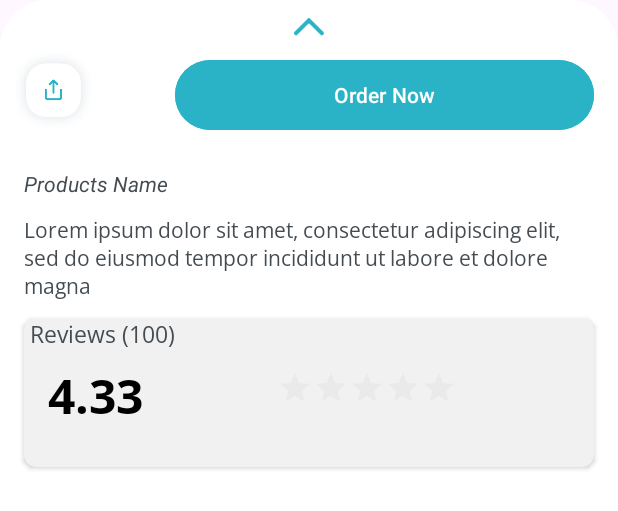
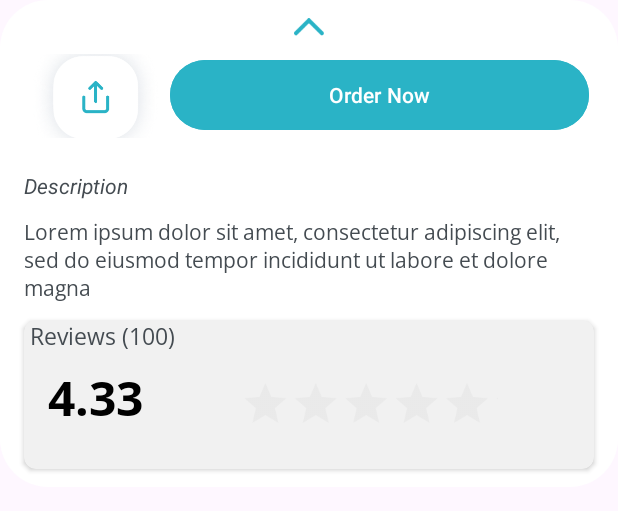
Before and after one commit to MesumAli2/NanoHealthSuite, an Android app: the layout fragment_entry_dialog.xml on its own in the app's theme, with its tools: preview values and no code run, on a phone screen of 412 x 824 dp. Shown: the top 511 px of the screen. Run offline under Robolectric (Android 15) with nearby library versions, the phone set to English and light mode, and no system bars; network calls fail; Roboto replaces fonts that are not available here.

Commit message:
Detail Fragment Completed

```diff
--- a/app/src/main/res/layout/fragment_details.xml
+++ b/app/src/main/res/layout/fragment_details.xml
@@ -12,7 +12,6 @@
         android:id="@+id/product_image"
         android:layout_width="wrap_content"
         android:layout_height="wrap_content"
-        android:scaleType="centerCrop"
         android:src="@drawable/background"
         app:layout_constraintEnd_toEndOf="parent"
         app:layout_constraintStart_toStartOf="parent"
--- a/app/src/main/res/layout/fragment_entry_dialog.xml
+++ b/app/src/main/res/layout/fragment_entry_dialog.xml
@@ -9,7 +9,7 @@
     android:layout_width="match_parent"
     android:layout_marginBottom="8dp"
     android:background="@drawable/rounded_dialog"
-    android:layout_height="match_parent">
+    android:layout_height="wrap_content">
 
     <androidx.constraintlayout.widget.ConstraintLayout
         android:layout_width="match_parent"
@@ -30,38 +30,49 @@
 
 
         <ImageView
-            android:layout_width="56dp"
-            android:layout_height="55dp"
-            android:layout_marginTop="4dp"
-            android:layout_marginStart="8dp"
+            android:id="@+id/iv_share"
+            android:layout_width="90dp"
+            android:layout_height="56dp"
+            android:layout_marginStart="16dp"
+            android:layout_marginTop="8dp"
+            android:padding="2dp"
+            android:scaleType="centerCrop"
             android:src="@drawable/sharebutton"
+            app:layout_constraintBottom_toTopOf="@+id/tv_desc"
+            app:layout_constraintEnd_toStartOf="@+id/btn_order"
+            app:layout_constraintHorizontal_bias="0.0"
             app:layout_constraintStart_toStartOf="parent"
-            app:layout_constraintTop_toBottomOf="@+id/iv_state" />
+            app:layout_constraintTop_toBottomOf="@+id/iv_state"
+            app:layout_constraintVertical_bias="0.0" />
+
         <com.google.android.material.button.MaterialButton
             android:id="@+id/btn_order"
             android:layout_width="279dp"
             android:layout_height="54.7dp"
+            android:layout_marginHorizontal="16dp"
+            android:layout_marginTop="8dp"
+app:layout_constraintStart_toEndOf="@id/iv_share"
+            android:layout_marginEnd="16dp"
+            android:backgroundTint="#2AB3C6"
             android:text="Order Now"
-            android:layout_marginHorizontal="16dp"
-
-            android:backgroundTint="#2AB3C6"
-            android:layout_marginEnd="16dp"
-            android:layout_marginTop="8dp"
+            android:textColor="@color/white"
             app:layout_constraintEnd_toEndOf="parent"
             app:layout_constraintTop_toBottomOf="@id/iv_state" />
 
         <TextView
-            android:id="@+id/tv_name"
+            android:id="@+id/tv_desc"
             android:layout_width="wrap_content"
             android:layout_height="wrap_content"
             android:layout_marginTop="22dp"
             android:fontFamily="sans-serif"
+
             android:layout_marginHorizontal="16dp"
-            android:text="Products Name"
+            android:text="@string/description"
             android:textColor="#444B51"
             android:textStyle="italic"
             app:layout_constraintStart_toStartOf="parent"
-            app:layout_constraintTop_toBottomOf="@id/btn_order" />
+            app:layout_constraintTop_toBottomOf="@id/iv_share"
+            />
 
         <TextView
             android:id="@+id/tv_description"
@@ -74,7 +85,7 @@
             android:textColor="#444B51"
             app:layout_constraintEnd_toEndOf="parent"
             app:layout_constraintStart_toStartOf="parent"
-            app:layout_constraintTop_toBottomOf="@id/tv_name" />
+            app:layout_constraintTop_toBottomOf="@id/tv_desc" />
 
         <androidx.cardview.widget.CardView
             android:layout_width="match_parent"
@@ -82,9 +93,11 @@
             android:layout_marginHorizontal="16dp"
             android:layout_marginVertical="12dp"
 
+            app:layout_constraintBottom_toBottomOf="parent"
             android:background="#F1F1F1"
             android:backgroundTint="#F1F1F1"
             app:cardCornerRadius="8dp"
+
             app:layout_constraintEnd_toEndOf="parent"
             app:layout_constraintStart_toStartOf="parent"
             app:layout_constraintTop_toBottomOf="@id/tv_description">
@@ -98,7 +111,9 @@
                     android:id="@+id/ratingBar"
                     android:layout_width="245dp"
                     android:layout_height="61dp"
-                    android:theme="@style/RatingBar"
+                    android:layout_marginTop="22dp"
+                    android:isIndicator="true"
+                    android:theme="@style/RatingBarDetails"
                     android:visibility="visible"
                     app:layout_constraintBottom_toBottomOf="parent"
                     app:layout_constraintEnd_toEndOf="parent"
--- a/app/src/main/res/layout/products_item.xml
+++ b/app/src/main/res/layout/products_item.xml
@@ -59,7 +59,7 @@
 
                 <RatingBar
                     android:id="@+id/ratingBar"
-
+                    android:isIndicator="true"
                     android:layout_width="wrap_content"
                     android:layout_height="wrap_content"
                     android:layout_marginEnd="-110dp"
@@ -72,7 +72,7 @@
     </androidx.cardview.widget.CardView>
 
     <TextView
-        android:id="@+id/tv_name"
+        android:id="@+id/tv_desc"
         android:layout_width="wrap_content"
         android:layout_height="wrap_content"
         android:layout_marginTop="22dp"
@@ -92,7 +92,7 @@
         android:text="Lorem ipsum dolor sit amet, consectetur adipiscing elit, sed do eiusmod tempor incididunt ut labore et dolore magna"
         android:textColor="#444B51"
         app:layout_constraintStart_toStartOf="parent"
-        app:layout_constraintTop_toBottomOf="@id/tv_name" />
+        app:layout_constraintTop_toBottomOf="@id/tv_desc" />
 
 
     <View
--- a/app/src/main/res/values/colors.xml
+++ b/app/src/main/res/values/colors.xml
@@ -4,4 +4,5 @@
     <color name="white">#FFFFFFFF</color>
     <color name="yellow">#FFE072</color>
     <color name="gray">#D9D9D9</color>
+    <color name="price">#F8F8F8</color>
 </resources>
--- a/app/src/main/res/values/strings.xml
+++ b/app/src/main/res/values/strings.xml
@@ -11,4 +11,5 @@
     <string name="cart">Cart</string>
     <string name="favourite">Favourite</string>
     <string name="profile">Profile</string>
+    <string name="description">Description</string>
 </resources>
--- a/app/src/main/res/values/themes.xml
+++ b/app/src/main/res/values/themes.xml
@@ -12,6 +12,15 @@
     <style name="BottomSheetDialogStyle">
         <item name="android:background">@drawable/rounded_dialog</item>
     </style>
+    <style name="CustomBottomSheetDialogTheme" parent="Theme.Design.Light.BottomSheetDialog">
+        <item name="bottomSheetStyle">@style/CustomBottomSheetStyle</item>
+
+    </style>
+
+    <style name="CustomBottomSheetStyle" parent="Widget.Design.BottomSheet.Modal">
+        <item name="android:background">@drawable/rounded_dialog</item>
+
+    </style>
 
     <style name="RatingBar" parent="Theme.AppCompat">
         <item name="colorControlNormal">@color/gray</item>
@@ -22,4 +31,13 @@
         <item name="android:scaleY">0.5</item>
     </style>
 
+    <style name="RatingBarDetails" parent="Theme.AppCompat">
+        <item name="colorControlNormal">@color/gray</item>
+        <item name="colorControlActivated">@color/yellow</item>
+        <item name="android:minHeight">24dp</item>  <!-- Set the desired height -->
+        <item name="android:maxHeight">24dp</item>
+        <item name="android:scaleX">0.7</item>
+        <item name="android:scaleY">0.7</item>
+
+    </style>
 </resources>
```
Also changed, not shown: app/src/main/java/com/mesum/nanohealthsuite/ui/DetailsFragment.kt (+8 -0 lines), app/src/main/java/com/mesum/nanohealthsuite/ui/ProductBottomSheet.kt (+18 -4 lines), app/src/main/java/com/mesum/nanohealthsuite/ui/ProductsAdapter.kt (+34 -2 lines).
